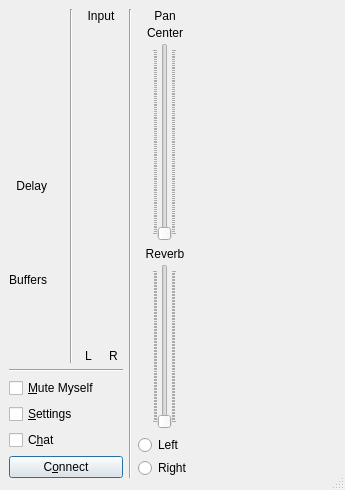
First picture: the form in src/clientdlgbase.ui, repository jamulussoftware/jamulus, before the edit.
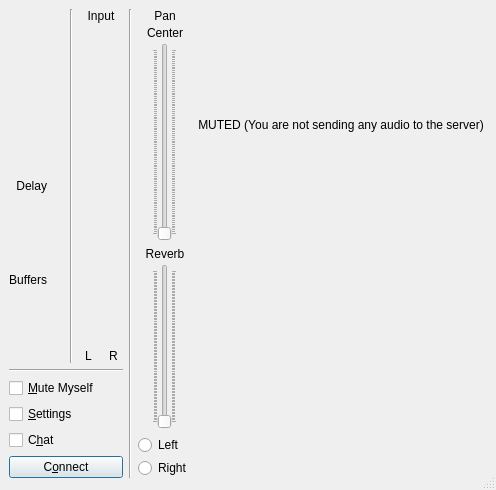
Second picture: the form after the edit. Icons and pictures are not drawn. Custom widgets are drawn as their Qt base class.

```diff
--- a/src/clientdlgbase.ui
+++ b/src/clientdlgbase.ui
@@ -541,6 +541,21 @@
        </layout>
       </item>
       <item>
+       <layout class="QVBoxLayout" name="verticalLayout">
+        <item>
+         <widget class="QLabel" name="lblGlobalInfoLabel">
+          <property name="text">
+           <string>MUTED (You are not sending any audio to the server)</string>
+          </property>
+          <property name="alignment">
+           <set>Qt::AlignCenter</set>
+          </property>
+          <property name="margin">
+           <number>6</number>
+          </property>
+         </widget>
+        </item>
+        <item>
        <widget class="CAudioMixerBoard" name="MainMixerBoard" native="true">
         <property name="sizePolicy">
          <sizepolicy hsizetype="Expanding" vsizetype="Preferred">
@@ -549,6 +564,8 @@
          </sizepolicy>
         </property>
        </widget>
+        </item>
+       </layout>
       </item>
      </layout>
     </widget>
```
Lines whose indentation alone changed are shown as unchanged.
